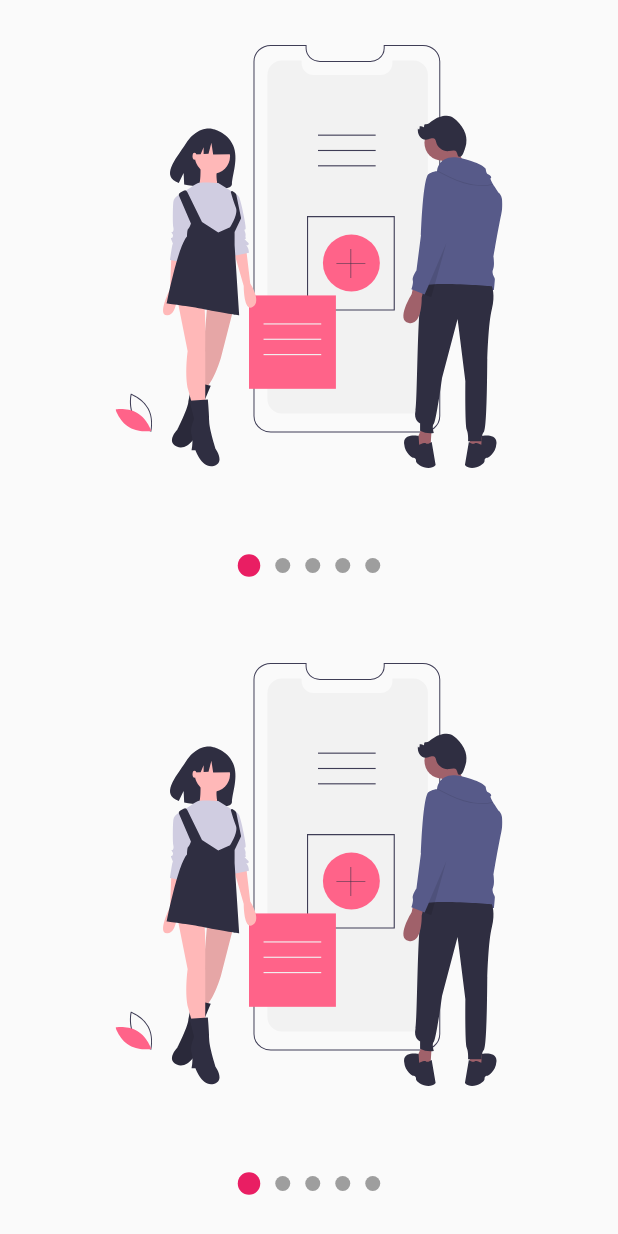
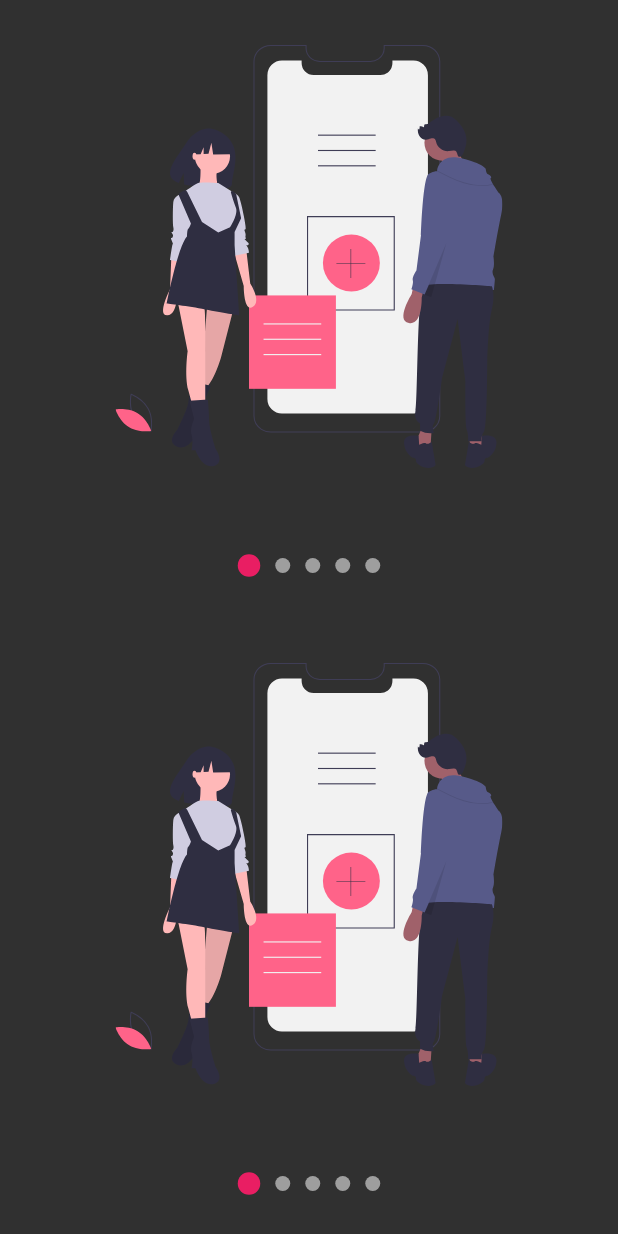
Before and after one commit to JCamiloo/flutter-animations, a Flutter app: the screen it shows after launch, after a tap on "Slideshow", on a phone screen of 412 x 824 dp. Run offline on Flutter 3.47's test engine with Material 2 defaults, Android fonts, the phone set to English and light mode, and no system bars; our stand-ins replace animate_do, flutter_svg, font_awesome_flutter.

Commit message:
theme and custom theme added

```diff
--- a/lib/main.dart
+++ b/lib/main.dart
@@ -1,12 +1,22 @@
 import 'package:flutter/material.dart';
+import 'package:provider/provider.dart';
 import 'package:headers/src/screens/launcher_screen.dart';
+import 'package:headers/src/theme/theme.dart';
 
-void main() => runApp(MyApp());
+void main() => runApp(
+  ChangeNotifierProvider(
+    create: (_) => ThemeChanger(2),
+    child: MyApp(),
+  )
+);
 
 class MyApp extends StatelessWidget {
   @override
   Widget build(BuildContext context) {
+    final currentTheme = Provider.of<ThemeChanger>(context).currentTheme;
+
     return MaterialApp(
+      theme: currentTheme,
       debugShowCheckedModeBanner: false,
       title: 'Design App',
       home: LauncherScreen()
--- a/lib/src/screens/launcher_screen.dart
+++ b/lib/src/screens/launcher_screen.dart
@@ -1,14 +1,20 @@
 import 'package:flutter/material.dart';
+import 'package:provider/provider.dart';
 import 'package:font_awesome_flutter/font_awesome_flutter.dart';
 import 'package:headers/src/routes/routes.dart';
+import 'package:headers/src/theme/theme.dart';
 
 class LauncherScreen extends StatelessWidget {
 
   @override
   Widget build(BuildContext context) {
+
+    final appTheme = Provider.of<ThemeChanger>(context).currentTheme;
+
     return Scaffold(
       appBar: AppBar(
         title: Text('Designs'),
+        backgroundColor: appTheme.accentColor,
       ),
       drawer: _MainMenu(),
       body: _OptionList(),
@@ -20,6 +26,9 @@ class _MainMenu extends StatelessWidget {
 
   @override
   Widget build(BuildContext context) {
+    final appTheme = Provider.of<ThemeChanger>(context);
+    final accentColor = appTheme.currentTheme.accentColor;
+
     return Drawer(
       child: Container(
         child: Column(
@@ -29,8 +38,13 @@ class _MainMenu extends StatelessWidget {
                 width: double.infinity,
                 height: 200,
                 child: CircleAvatar(
-                  backgroundColor: Colors.blue,
-                  child: Text('JO', style: TextStyle(fontSize: 50)),
+                  backgroundColor: accentColor,
+                  child: Text('JO',
+                    style: TextStyle(
+                      fontSize: 50,
+                      color: Colors.white
+                    )
+                  ),
                 ),
               ),
             ),
@@ -38,12 +52,15 @@ class _MainMenu extends StatelessWidget {
               child: _OptionList(),
             ),
             ListTile(
-              leading: Icon(Icons.lightbulb_outline, color: Colors.blue),
+              leading: Icon(
+                Icons.lightbulb_outline,
+                color: accentColor
+              ),
               title: Text('Dark mode'),
               trailing: Switch.adaptive(
-                value: true,
-                activeColor: Colors.blue,
-                onChanged: (value) {}
+                value: appTheme.darkTheme,
+                activeColor: accentColor,
+                onChanged: (value) => appTheme.darkTheme = value
               ),
             ),
             SafeArea(
@@ -52,12 +69,12 @@ class _MainMenu extends StatelessWidget {
               left: false,
               right: false,
               child: ListTile(
-                leading: Icon(Icons.add_to_home_screen, color: Colors.blue),
+                leading: Icon(Icons.add_to_home_screen, color: accentColor),
                 title: Text('Custom theme'),
                 trailing: Switch.adaptive(
-                  value: true,
-                  activeColor: Colors.blue,
-                  onChanged: (value) {}
+                  value: appTheme.customTheme,
+                  activeColor: accentColor,
+                  onChanged: (value) => appTheme.customTheme = value
                 ),
               ),
             )
@@ -72,16 +89,18 @@ class _OptionList extends StatelessWidget {
 
   @override
   Widget build(BuildContext context) {
+    final appTheme = Provider.of<ThemeChanger>(context).currentTheme;
+
     return ListView.separated(
       physics: BouncingScrollPhysics(),
       separatorBuilder: (context, i) => Divider(
-        color: Colors.blue,
+        color: appTheme.primaryColorLight,
       ),
       itemCount: screenRoutes.length,
       itemBuilder: (context, i) => ListTile(
-        leading: FaIcon(screenRoutes[i].icon, color: Colors.blue),
+        leading: FaIcon(screenRoutes[i].icon, color: appTheme.accentColor),
         title: Text(screenRoutes[i].title),
-        trailing: Icon(Icons.chevron_right, color: Colors.blue),
+        trailing: Icon(Icons.chevron_right, color: appTheme.accentColor),
         onTap: () {
           Navigator.push(
             context,
--- a/lib/src/screens/pinterest_screen.dart
+++ b/lib/src/screens/pinterest_screen.dart
@@ -1,5 +1,6 @@
 import 'package:flutter/material.dart';
 import 'package:flutter/rendering.dart';
+import 'package:headers/src/theme/theme.dart';
 import 'package:provider/provider.dart';
 import 'package:flutter_staggered_grid_view/flutter_staggered_grid_view.dart';
 import 'package:headers/src/widgets/pinterest_menu.dart';
@@ -28,6 +29,7 @@ class _PinterestMenuLocation extends StatelessWidget {
 
     final width = MediaQuery.of(context).size.width;
     final display = Provider.of<_MenuModel>(context).display;
+    final appTheme = Provider.of<ThemeChanger>(context).currentTheme;
 
     return Positioned(
       bottom: 30,
@@ -36,6 +38,8 @@ class _PinterestMenuLocation extends StatelessWidget {
         child: Align(
           child: PinterestMenu(
             isDisplayed: display,
+            backgroundColor: appTheme.scaffoldBackgroundColor,
+            activeColor: appTheme.accentColor,
             items: [
               PinterestButton(icon: Icons.pie_chart, onPressed: () {print('icon pie_chart'); }),
               PinterestButton(icon: Icons.search, onPressed: () {print('icon search'); }),
--- a/lib/src/screens/slideshow_screen.dart
+++ b/lib/src/screens/slideshow_screen.dart
@@ -1,6 +1,8 @@
 import 'package:flutter/material.dart';
 import 'package:flutter_svg/flutter_svg.dart';
+import 'package:headers/src/theme/theme.dart';
 import 'package:headers/src/widgets/slideshow.dart';
+import 'package:provider/provider.dart';
 
 class SlideShowScreen extends StatelessWidget {
 
@@ -20,10 +22,14 @@ class SlideShowScreen extends StatelessWidget {
 class CustomSlideshow extends StatelessWidget {
   @override
   Widget build(BuildContext context) {
+
+    final appTheme = Provider.of<ThemeChanger>(context);
+    final accentColor = appTheme.currentTheme.accentColor;
+
     return SlideShow(
       primaryBullet: 15.0,
       secondaryBullet: 10.0,
-      primaryColor: Colors.pink,
+      primaryColor: appTheme.darkTheme ? accentColor : Color(0xffFF5A7E),
       dotsUp: false,
       slides: [
         SvgPicture.asset('assets/svg/slide-1.svg'),
--- /dev/null
+++ b/lib/src/theme/theme.dart
@@ -0,0 +1,78 @@
+import 'package:flutter/material.dart';
+
+class ThemeChanger with ChangeNotifier {
+
+  bool _darkTheme = false;
+  bool _customTheme = false;
+  ThemeData _currentTheme;
+
+  ThemeChanger(int theme) {
+    switch (theme) {
+      case 1:
+        _darkTheme = false;
+        _customTheme = false;
+        _currentTheme = ThemeData.light().copyWith(
+          accentColor: Colors.pink
+        );
+      break;
+      case 2:
+        _darkTheme = true;
+        _customTheme = false;
+        _currentTheme = ThemeData.dark().copyWith(
+          accentColor: Colors.pink
+        );
+      break;
+      case 3:
+        _darkTheme = false;
+        _customTheme = true;
+      break;
+      default:
+        _darkTheme = false;
+        _customTheme = false;
+        _currentTheme = ThemeData.light();
+    }
+  }
+
+  bool get darkTheme => this._darkTheme;
+
+  set darkTheme(bool value) {
+    _customTheme = false;
+    _darkTheme = value;
+
+    if (value) {
+      _currentTheme = ThemeData.dark().copyWith(
+        accentColor: Colors.pink
+      );
+    } else {
+      _currentTheme = ThemeData.light().copyWith(
+        accentColor: Colors.pink
+      );
+    }
+
+    notifyListeners();
+  }
+
+  bool get customTheme => this._customTheme;
+
+  set customTheme(bool value) {
+    _darkTheme = false;
+    _customTheme = value;
+
+    if (value) {
+      _currentTheme = ThemeData.dark().copyWith(
+        accentColor: Color(0xff48A0EB),
+        primaryColorLight: Colors.white,
+        scaffoldBackgroundColor: Color(0xff162028),
+        textTheme: TextTheme(
+          bodyText2: TextStyle(color: Colors.white)
+        )
+      );
+    } else {
+      _currentTheme = ThemeData.light();
+    }
+
+    notifyListeners();
+  }
+
+  ThemeData get currentTheme => this._currentTheme;
+}
```
Also changed, not shown: lib/src/screens/circular_progress_screen.dart (+11 -6 lines), lib/src/screens/headers_screen.dart (+6 -1 lines), lib/src/screens/sliver_screen.dart (+30 -8 lines), lib/src/widgets/headers.dart (+11 -2 lines).
